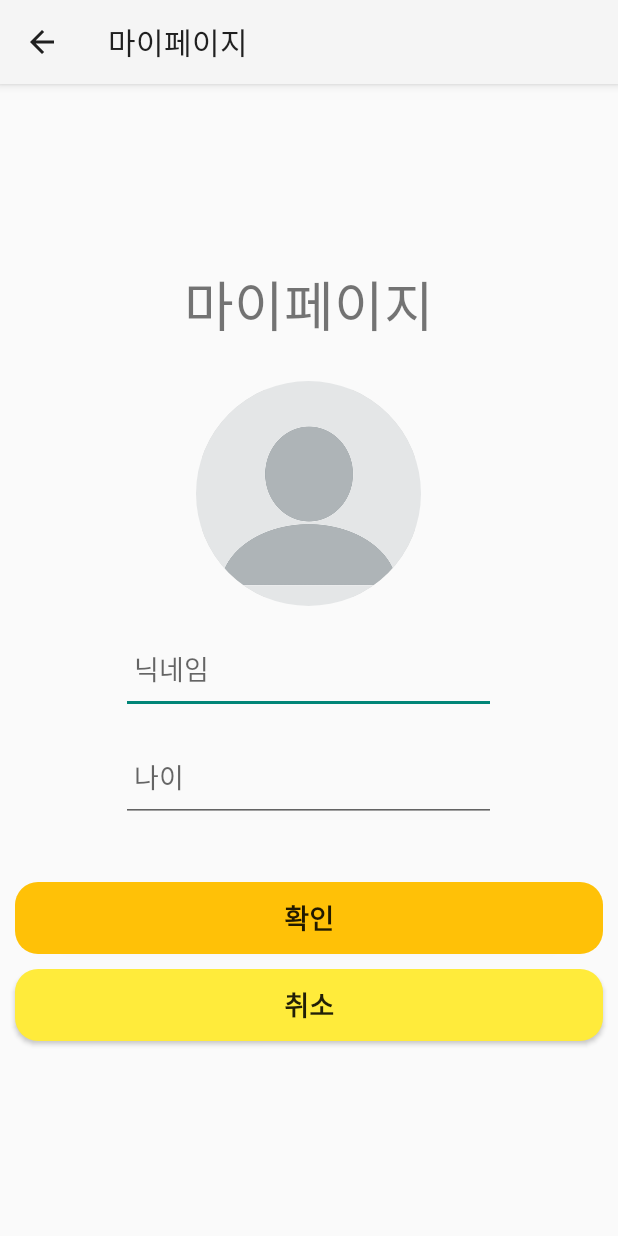
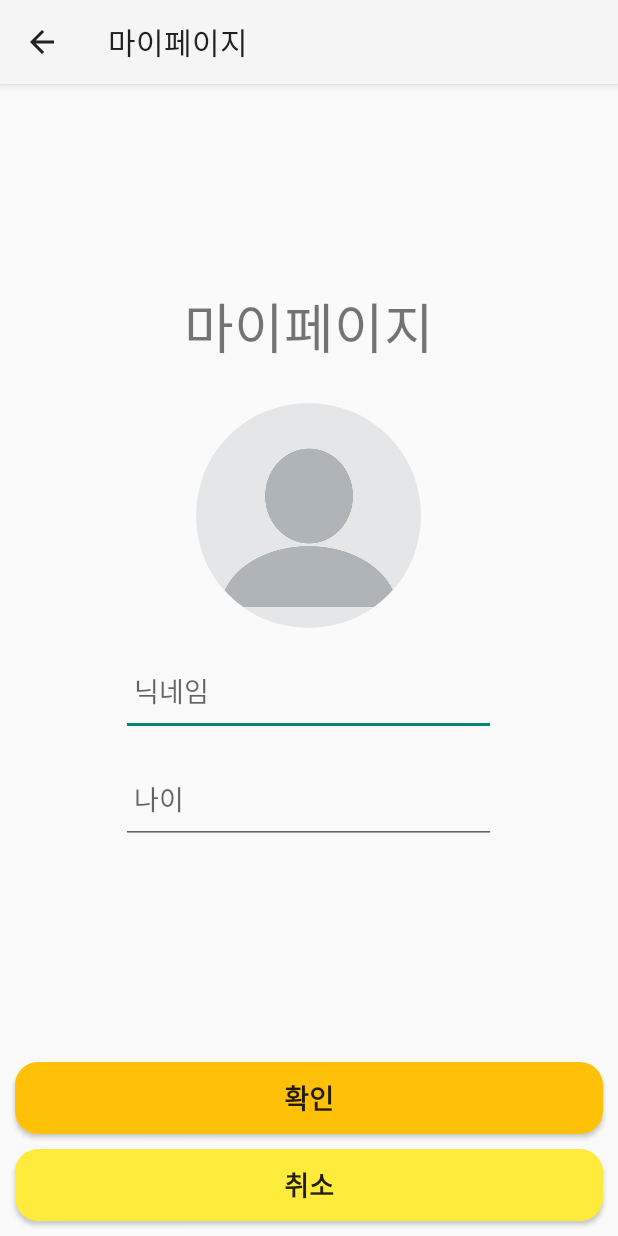
Before and after one commit to SangWoon123/android, an Android app: the PersonalActivity screen opened directly, with no data from a screen before it, on a phone screen of 412 x 824 dp. Run offline under Robolectric (Android 15) with nearby library versions, the phone set to English and light mode, and no system bars; our stand-ins replace Room's generated code.

Commit message:
자잘한 오류 수정

```diff
--- a/app/src/main/java/com/example/myapplication/Memo/MemoActivity.kt
+++ b/app/src/main/java/com/example/myapplication/Memo/MemoActivity.kt
@@ -1,5 +1,6 @@
 package com.example.myapplication.Memo
 
+import android.content.Intent
 import android.os.Bundle
 import android.widget.Toast
 import androidx.appcompat.app.AppCompatActivity
@@ -28,7 +29,7 @@ class MemoActivity : AppCompatActivity(){
             val toast = Toast.makeText(this, "저장되었습니다", Toast.LENGTH_SHORT)
             toast.show()
             //DB저장 date,title,content,emotion
-            finish()
+            startActivity(Intent(this, MemoListActivity::class.java))
         }
 
         //평점 입력칸 추가
@@ -41,7 +42,7 @@ class MemoActivity : AppCompatActivity(){
         val DBdate = binding.date.text.toString()
 
         CoroutineScope(Dispatchers.IO).launch {
-            db.getMemoDao().insertMemo(MemoEntity(DBtitle,DBcontent,DBdate))
+            db.getMemoDao().insertMemo(MemoEntity(DBdate,DBtitle,DBcontent))
             //아직 평점은 안넣음
         }
     }
--- a/app/src/main/java/com/example/myapplication/Personal/PersonalActivity.kt
+++ b/app/src/main/java/com/example/myapplication/Personal/PersonalActivity.kt
@@ -13,6 +13,7 @@ import androidx.appcompat.app.AppCompatActivity
 import androidx.core.content.FileProvider
 import com.example.myapplication.DataBase.LocalDatabase
 import com.example.myapplication.DataBase.UserEntity
+import com.example.myapplication.MainActivity
 import com.example.myapplication.R
 import com.example.myapplication.databinding.ActivityPersonalBinding
 import kotlinx.coroutines.CoroutineScope
@@ -35,6 +36,9 @@ class PersonalActivity : AppCompatActivity(){
         db = LocalDatabase.getInstance(applicationContext)!!
         title = "마이페이지"
 
+        //이미지 넣기
+        setImage()
+
         //유저정보 추가
         binding.addButton.setOnClickListener {
             if(filePath!=""){ //안비어있다면? 사진이 있을시.
@@ -56,7 +60,7 @@ class PersonalActivity : AppCompatActivity(){
 
         //취소
         binding.cancleBtn.setOnClickListener {
-            finish()
+            startActivity(Intent(this, MainActivity::class.java))
         }
 
         //이미지추가
@@ -157,6 +161,7 @@ class PersonalActivity : AppCompatActivity(){
     }
 
 
+    //유저 정보 저장
     private fun addUser() {
         val username = binding.name.text.toString()
         val userage = binding.age.text.toString()
@@ -166,6 +171,8 @@ class PersonalActivity : AppCompatActivity(){
         }
     }
 
+
+    //사진과 정보 저장
     private fun addUserWithImage(imageByteArray: ByteArray) {
         val username = binding.name.text.toString()
         val userage = binding.age.text.toString()
@@ -175,6 +182,7 @@ class PersonalActivity : AppCompatActivity(){
         }
     }
 
+    //그림 크기 자르기
     private fun calculateInSampleSize(fileUri: Uri, reqWidth: Int, reqHeight: Int): Int {
         val options = BitmapFactory.Options()
         options.inJustDecodeBounds = true
--- a/app/src/main/res/layout/activity_personal.xml
+++ b/app/src/main/res/layout/activity_personal.xml
@@ -8,6 +8,13 @@
     android:gravity="center"
     android:orientation="vertical"
     tools:context=".MainActivity">
+
+    <LinearLayout
+        android:layout_width="match_parent"
+        android:layout_height="0dp"
+        android:layout_weight="1"
+        android:gravity="center"
+        android:orientation="vertical">
 
         <TextView
             android:id="@+id/Title"
@@ -52,12 +59,13 @@
             android:inputType="number"
             app:layout_constraintEnd_toEndOf="parent" />
 
+    </LinearLayout>
+
     <LinearLayout
         android:layout_width="match_parent"
         android:layout_height="wrap_content"
         android:orientation="vertical"
-        android:gravity="center"
-        android:layout_marginTop="30dp"
+
         >
         <Button
             android:id="@+id/add_button"
@@ -82,8 +90,6 @@
             android:text="취소"
             android:textSize="18dp"
             android:textStyle="bold" />
-
-
     </LinearLayout>
 
 
```
Lines whose indentation alone changed are shown as unchanged.
